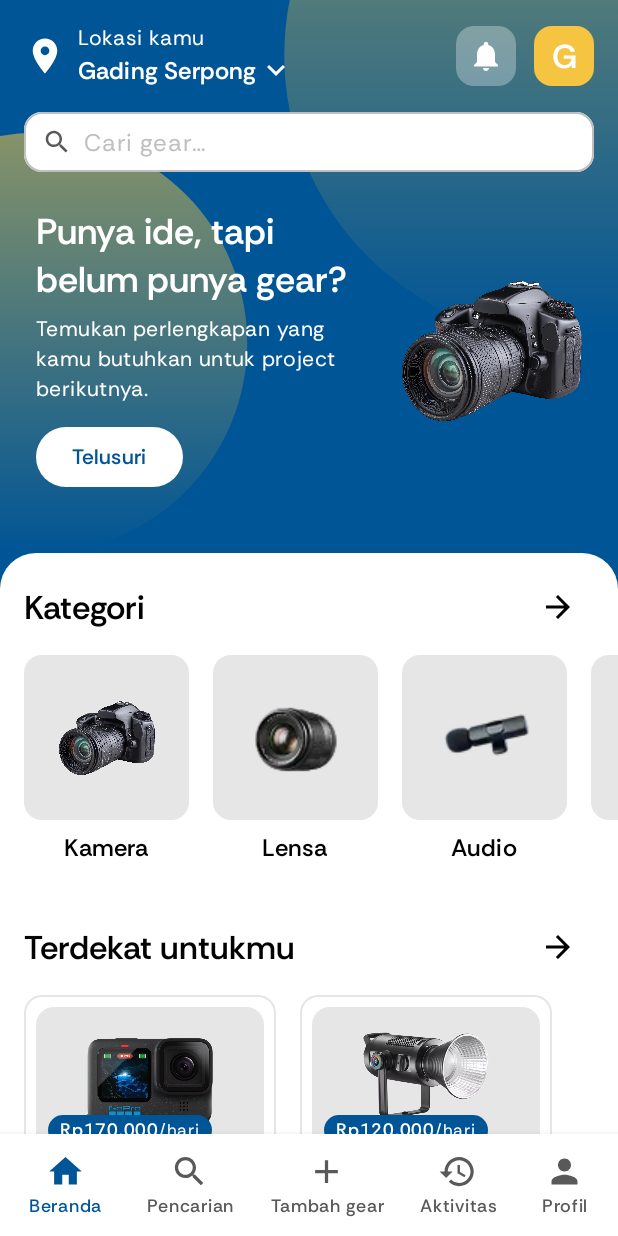
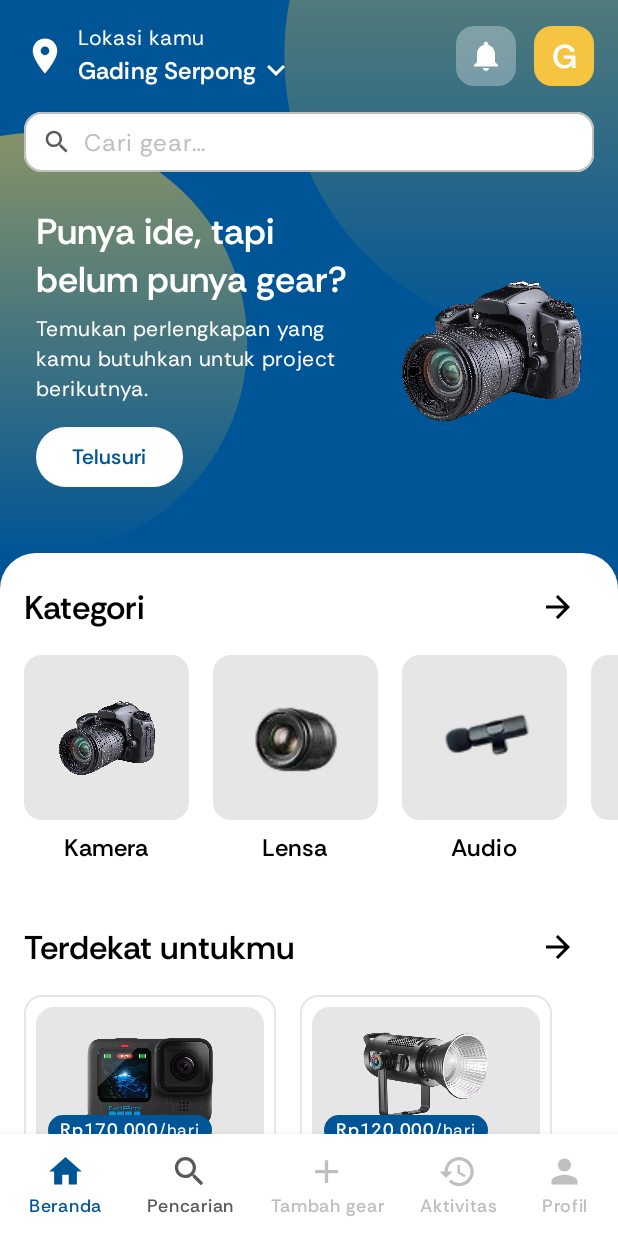
Before and after one commit to aishareissani/GearHub, an Android app built with Jetpack Compose: the HomeScreen screen opened through its navigation route, on a phone screen of 412 x 824 dp. Run offline under Robolectric (Android 15) with nearby library versions, the phone set to English and light mode, and no system bars.

Commit message:
ubah warna bottom bar

```diff
--- a/app/src/main/java/org/umn/gearhub/ui/components/BottomNavBar.kt
+++ b/app/src/main/java/org/umn/gearhub/ui/components/BottomNavBar.kt
@@ -33,15 +33,16 @@ private data class NavItem(
     val route: String,
     val label: String,
     val icon: ImageVector,
-    val weight: Float = 1f
+    val weight: Float = 1f,
+    val enabled: Boolean = true
 )
 
 private val items = listOf(
     NavItem(Routes.HOME, "Beranda", Icons.Default.Home, 1f),
     NavItem(Routes.SEARCH, "Pencarian", Icons.Default.Search, 1.1f),
-    NavItem(Routes.ADD_GEAR, "Tambah gear", Icons.Default.Add, 1.2f),
-    NavItem(Routes.ACTIVITY, "Aktivitas", Icons.Default.History, 1f),
-    NavItem(Routes.PROFILE, "Profil", Icons.Default.Person, 0.8f)
+    NavItem(Routes.ADD_GEAR, "Tambah gear", Icons.Default.Add, 1.2f, enabled = false),
+    NavItem(Routes.ACTIVITY, "Aktivitas", Icons.Default.History, 1f, enabled = false),
+    NavItem(Routes.PROFILE, "Profil", Icons.Default.Person, 0.8f, enabled = false)
 )
 
 @Composable
@@ -64,8 +65,11 @@ fun BottomNavBar(
         ) {
             items.forEach { item ->
                 val selected = currentRoute == item.route
-                val color = if (selected) MaterialTheme.colorScheme.primary
-                else MaterialTheme.colorScheme.onSurfaceVariant
+                val color = when {
+                    selected -> MaterialTheme.colorScheme.primary
+                    item.enabled -> MaterialTheme.colorScheme.onSurfaceVariant
+                    else -> MaterialTheme.colorScheme.outline
+                }
                 val interaction = remember { MutableInteractionSource() }
 
                 Column(
```
